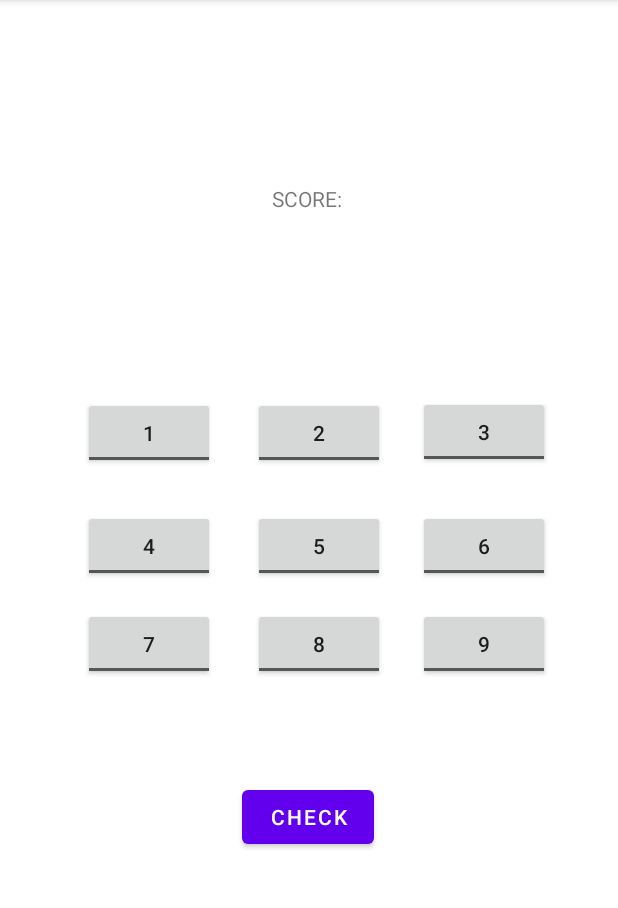
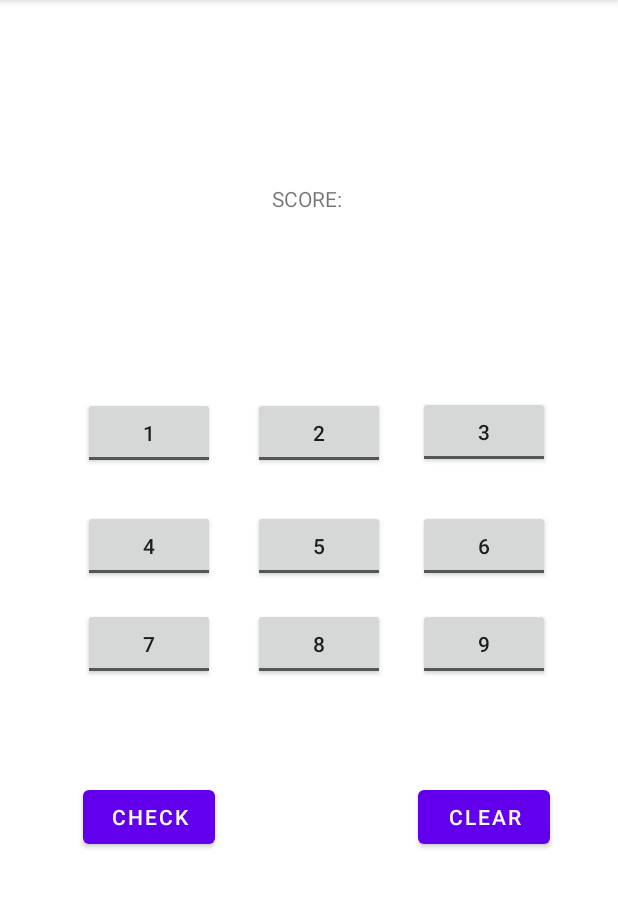
Before and after one commit to Kamil1812/ToogleBtn_game, an Android app: the screen it shows after launch (MainActivity), on a phone screen of 412 x 824 dp, the part 84-992 px from its top. Run offline under Robolectric (Android 15) with nearby library versions, the phone set to English and light mode, and no system bars.

Commit message:
button clear and checking length

```diff
--- a/app/src/main/java/com/example/tooglebtn_game/MainActivity.kt
+++ b/app/src/main/java/com/example/tooglebtn_game/MainActivity.kt
@@ -12,7 +12,6 @@ class MainActivity : AppCompatActivity() {
         setContentView(R.layout.activity_main)
 
         val numbers: Array<Int> = arrayOf(4, 7, 3, 9, 1, 8, 5, 2, 6)
-        val numbers_odp: Array<Int> = arrayOf()
         val score = findViewById<TextView>(R.id.tV_score)
         val output = findViewById<TextView>(R.id.tV_result)
 
@@ -27,41 +26,62 @@ class MainActivity : AppCompatActivity() {
         val toggle8 = findViewById<ToggleButton>(R.id.tB8)
         val toggle9 = findViewById<ToggleButton>(R.id.tB9)
 
-        findViewById<ToggleButton>(R.id.tB1).setOnClickListener{
+            findViewById<Button>(R.id.btn_clear).setOnClickListener {
+                output.text = ""
+            }
+
+            findViewById<ToggleButton>(R.id.tB1).setOnClickListener {
+                if (output.text.contains("1") == false && output.text.length < 9) {
                     output.text = output.text.toString() + "1"
                 }
+            }
 
-        findViewById<ToggleButton>(R.id.tB2).setOnClickListener{
+            findViewById<ToggleButton>(R.id.tB2).setOnClickListener {
+                if (output.text.contains("2") == false && output.text.length < 9) {
                     output.text = output.text.toString() + "2"
                 }
+            }
 
-        findViewById<ToggleButton>(R.id.tB3).setOnClickListener{
+            findViewById<ToggleButton>(R.id.tB3).setOnClickListener {
+                if (output.text.contains("3") == false && output.text.length < 9) {
                     output.text = output.text.toString() + "3"
                 }
+            }
 
-        findViewById<ToggleButton>(R.id.tB4).setOnClickListener{
+            findViewById<ToggleButton>(R.id.tB4).setOnClickListener {
+                if (output.text.contains("4") == false && output.text.length < 9) {
                     output.text = output.text.toString() + "4"
                 }
+            }
 
-        findViewById<ToggleButton>(R.id.tB5).setOnClickListener{
+            findViewById<ToggleButton>(R.id.tB5).setOnClickListener {
+                if (output.text.contains("5") == false && output.text.length < 9) {
                     output.text = output.text.toString() + "5"
                 }
+            }
 
-        findViewById<ToggleButton>(R.id.tB6).setOnClickListener{
+            findViewById<ToggleButton>(R.id.tB6).setOnClickListener {
+                if (output.text.contains("6") == false && output.text.length < 9) {
                     output.text = output.text.toString() + "6"
                 }
+            }
 
-        findViewById<ToggleButton>(R.id.tB7).setOnClickListener{
+            findViewById<ToggleButton>(R.id.tB7).setOnClickListener {
+                if (output.text.contains("7") == false && output.text.length < 9) {
                     output.text = output.text.toString() + "7"
                 }
+            }
 
-        findViewById<ToggleButton>(R.id.tB8).setOnClickListener{
+            findViewById<ToggleButton>(R.id.tB8).setOnClickListener {
+                if (output.text.contains("8") == false && output.text.length < 9) {
                     output.text = output.text.toString() + "8"
                 }
+            }
 
-        findViewById<ToggleButton>(R.id.tB9).setOnClickListener{
+            findViewById<ToggleButton>(R.id.tB9).setOnClickListener {
+                if (output.text.contains("9") == false && output.text.length < 9) {
                     output.text = output.text.toString() + "9"
                 }
-
             }
     }
+}
--- a/app/src/main/res/layout/activity_main.xml
+++ b/app/src/main/res/layout/activity_main.xml
@@ -149,7 +149,19 @@
         android:text="CHECK"
         app:layout_constraintBottom_toBottomOf="parent"
         app:layout_constraintEnd_toEndOf="parent"
-        app:layout_constraintHorizontal_bias="0.498"
+        app:layout_constraintHorizontal_bias="0.17"
+        app:layout_constraintStart_toStartOf="parent"
+        app:layout_constraintTop_toBottomOf="@+id/tB8"
+        app:layout_constraintVertical_bias="0.252" />
+
+    <Button
+        android:id="@+id/btn_clear"
+        android:layout_width="wrap_content"
+        android:layout_height="wrap_content"
+        android:text="CLEAR"
+        app:layout_constraintBottom_toBottomOf="parent"
+        app:layout_constraintEnd_toEndOf="parent"
+        app:layout_constraintHorizontal_bias="0.86"
         app:layout_constraintStart_toStartOf="parent"
         app:layout_constraintTop_toBottomOf="@+id/tB8"
         app:layout_constraintVertical_bias="0.252" />
```
Lines whose indentation alone changed are shown as unchanged.
